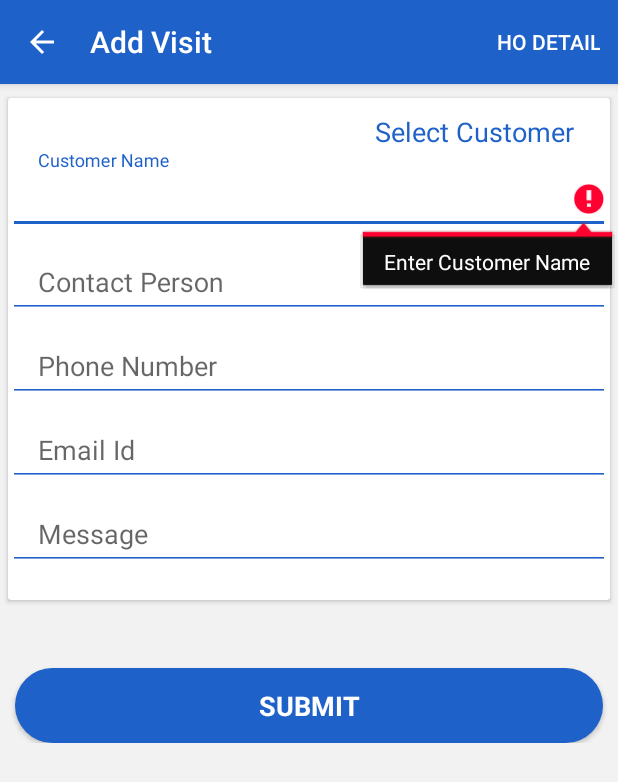
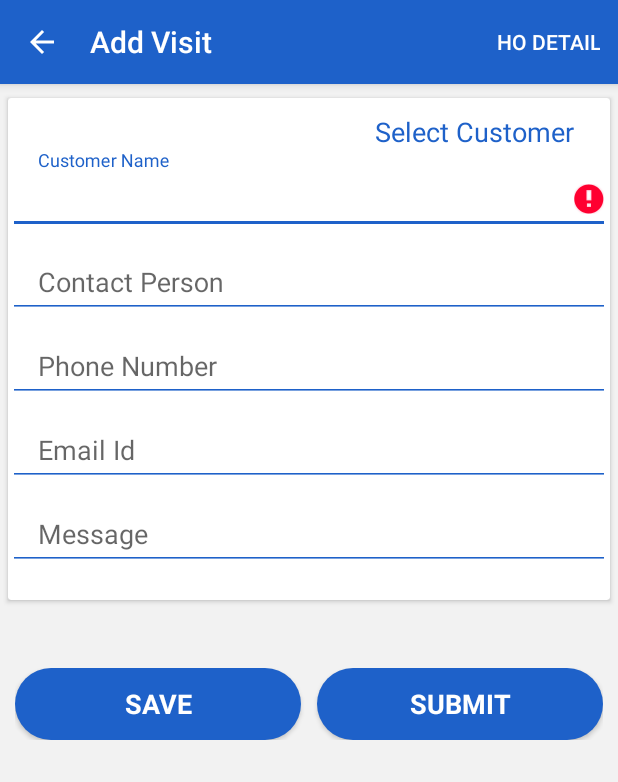
Before and after one commit to nikvay/NJCNPBusinessApplication, an Android app: the AddVisitsActivity screen opened directly, with no data from a screen before it, after a tap on "SUBMIT", on a phone screen of 412 x 824 dp. Shown: the top 782 px of the screen. Run offline under Robolectric (Android 15) with nearby library versions, the phone set to English and light mode, and no system bars; our stand-ins replace CircleImageView; network calls fail; 2 other taps on this screen came first.

Commit message:
NJ 1 commit 13-06-2019

```diff
--- a/app/src/main/java/com/nikvay/cnp_master/activity/AddVisitsActivity.java
+++ b/app/src/main/java/com/nikvay/cnp_master/activity/AddVisitsActivity.java
@@ -15,6 +15,7 @@ import android.support.v7.widget.RecyclerView;
 import android.support.v7.widget.Toolbar;
 import android.text.Editable;
 import android.text.TextWatcher;
+import android.util.Log;
 import android.view.Menu;
 import android.view.MenuItem;
 import android.view.View;
@@ -33,7 +34,10 @@ import com.nikvay.cnp_master.adapter.MutipleCustomerSelectionAdapter;
 import com.nikvay.cnp_master.adapter.MyCustomerAdapter;
 import com.nikvay.cnp_master.common.ServerConstants;
 import com.nikvay.cnp_master.common.VibrateOnClick;
+import com.nikvay.cnp_master.helper.DatabaseHelper;
 import com.nikvay.cnp_master.model.MyCustomerModel;
+import com.nikvay.cnp_master.model.VisitListAddModel;
+import com.nikvay.cnp_master.model.VisitListModel;
 import com.nikvay.cnp_master.utils.MyCustomerResponse;
 import com.nikvay.cnp_master.utils.SelectCustomerInterface;
 import com.nikvay.cnp_master.utils.StaticContent;
@@ -43,11 +47,13 @@ import com.nikvay.cnp_master.utils.UserData;
 import com.nikvay.cnp_master.volley_support.MyVolleyPostMethod;
 import com.nikvay.cnp_master.volley_support.VolleyCompleteListener;
 
+import org.json.JSONArray;
 import org.json.JSONException;
 import org.json.JSONObject;
 
 import java.util.ArrayList;
 import java.util.HashMap;
+import java.util.List;
 
 public class AddVisitsActivity extends AppCompatActivity implements VolleyCompleteListener, SelectCustomerInterface, SuccessDialogClosed {
     private AutoCompleteTextView textCustomerNameVisit,
@@ -64,19 +70,23 @@ public class AddVisitsActivity extends AppCompatActivity implements VolleyComple
     private TextView textSelectCustomerVisit;
     private MyCustomerResponse myCustomerResponse;
     private ArrayList<MyCustomerModel> arrayListC = new ArrayList<>();
-    private MutipleCustomerSelectionAdapter adapterC;
+    private MyCustomerAdapter adapterC;
     private Dialog selectCustomerDialog, hoDetailDialog;
-    private Button btnOkDialogSC, btnCancelDialogSC;
+    private Button btnOkDialogSC, btnCancelDialogSC, btnSave;
     private RecyclerView recyclerDialogSC;
     private String mCustomerName;
     private SuccessDialog successDialog;
-   // private Spinner spinnerTypeVisit;
+    // private Spinner spinnerTypeVisit;
+    private DatabaseHelper databaseHelper;
+    private JSONArray jsonArrayVisitList = new JSONArray();
+    ArrayList<VisitListAddModel> visitListModelArrayList=new ArrayList<>();
+
 
     @Override
     protected void onCreate(Bundle savedInstanceState) {
         super.onCreate(savedInstanceState);
         setContentView(R.layout.activity_add_visits);
-        Toolbar toolbar =  findViewById(R.id.toolbar);
+        Toolbar toolbar = findViewById(R.id.toolbar);
         setSupportActionBar(toolbar);
         getSupportActionBar().setDisplayHomeAsUpEnabled(true);
         localBrodcastInitialize();
@@ -101,6 +111,7 @@ public class AddVisitsActivity extends AppCompatActivity implements VolleyComple
     private void initialize() {
         VibrateOnClick.vibrator = (Vibrator) getSystemService(VIBRATOR_SERVICE);
         userData = new UserData(getApplicationContext());
+        databaseHelper = new DatabaseHelper(AddVisitsActivity.this);
         successDialog = new SuccessDialog(this, true);
         hoDetailDialog = new Dialog(this);
         myCustomerResponse = new MyCustomerResponse(getApplicationContext());
@@ -109,11 +120,11 @@ public class AddVisitsActivity extends AppCompatActivity implements VolleyComple
         selectCustomerDialog.setContentView(R.layout.dialog_select_customer);
         selectCustomerDialog.setCancelable(false);
 
-       // spinnerTypeVisit = findViewById(R.id.spinnerTypeVisit);
-        btnOkDialogSC =  selectCustomerDialog.findViewById(R.id.btnOkDialogSC);
+        // spinnerTypeVisit = findViewById(R.id.spinnerTypeVisit);
+        btnOkDialogSC = selectCustomerDialog.findViewById(R.id.btnOkDialogSC);
         btnCancelDialogSC = selectCustomerDialog.findViewById(R.id.btnCancelDialogSC);
-        editSearchC =  selectCustomerDialog.findViewById(R.id.editSearchC);
-        recyclerDialogSC =  selectCustomerDialog.findViewById(R.id.recyclerDialogSC);
+        editSearchC = selectCustomerDialog.findViewById(R.id.editSearchC);
+        recyclerDialogSC = selectCustomerDialog.findViewById(R.id.recyclerDialogSC);
         LinearLayoutManager manager = new LinearLayoutManager(getApplicationContext());
         recyclerDialogSC.setLayoutManager(manager);
 
@@ -122,16 +133,17 @@ public class AddVisitsActivity extends AppCompatActivity implements VolleyComple
         hoDetailDialog.setContentView(R.layout.dialog_hod_detail);
         hoDetailDialog.setCancelable(false);
         editHodDetail = hoDetailDialog.findViewById(R.id.editHodDetail);
-        btnDialogSubmit =hoDetailDialog.findViewById(R.id.btnDialogSubmit);
+        btnDialogSubmit = hoDetailDialog.findViewById(R.id.btnDialogSubmit);
         btnCancelVisit = hoDetailDialog.findViewById(R.id.btnCancelVisit);
         textCustomerNameVisit = findViewById(R.id.textCustomerNameVisit);
+        btnSave = findViewById(R.id.btnSave);
 
         textContactPersonVisits = findViewById(R.id.textContactPersonVisits);
-        textPhoneVisits =  findViewById(R.id.textPhoneVisits);
-        textEmailIdVisits =  findViewById(R.id.textEmailIdVisits);
-        textMessageVisit =findViewById(R.id.textMessageVisit);
-        btnSubmit =  findViewById(R.id.btnSubmit);
-        textSelectCustomerVisit =findViewById(R.id.textSelectCustomerVisit);
+        textPhoneVisits = findViewById(R.id.textPhoneVisits);
+        textEmailIdVisits = findViewById(R.id.textEmailIdVisits);
+        textMessageVisit = findViewById(R.id.textMessageVisit);
+        btnSubmit = findViewById(R.id.btnSubmit);
+        textSelectCustomerVisit = findViewById(R.id.textSelectCustomerVisit);
         events();
     }
 
@@ -183,8 +195,17 @@ public class AddVisitsActivity extends AppCompatActivity implements VolleyComple
             @Override
             public void onClick(View v) {
                 VibrateOnClick.vibrate();
-                if (isValid()) {
+
+                visitListModelArrayList = databaseHelper.getAllContacts();
+                databaseHelper.deleteVisit();
+
+                customerName();
+                if(visitListModelArrayList.size()!=0) {
                     callVisitWS();
+                }
+                else
+                {
+                    Toast.makeText(AddVisitsActivity.this,"Please Save Customer Then Submit",Toast.LENGTH_LONG).show();
                 }
             }
         });
@@ -214,7 +235,34 @@ public class AddVisitsActivity extends AppCompatActivity implements VolleyComple
                 selectCustomerDialog.dismiss();
             }
         });
+
+        btnSave.setOnClickListener(new View.OnClickListener() {
+            @Override
+            public void onClick(View v) {
+                VibrateOnClick.vibrate();
+                if (isValid()) {
+                    String name = textCustomerNameVisit.getText().toString();
+                    String contact_person = textContactPersonVisits.getText().toString();
+                    String phone = textPhoneVisits.getText().toString();
+                    String email = textEmailIdVisits.getText().toString();
+                    String message = textMessageVisit.getText().toString();
+                    int insert;
+                    insert = databaseHelper.addVisit(new VisitListAddModel(name, contact_person, phone, email, message));
+                    if (insert == 1) {
+                        textCustomerNameVisit.setText("");
+                        textContactPersonVisits.setText("");
+                        textPhoneVisits.setText("");
+                        textEmailIdVisits.setText("");
+                        textMessageVisit.setText("");
+                        Toast.makeText(AddVisitsActivity.this, "Save Data Successfully", Toast.LENGTH_SHORT).show();
+                    } else {
+                        Toast.makeText(AddVisitsActivity.this, "No Data Save", Toast.LENGTH_SHORT).show();
+                    }
+                }
+            }
+        });
     }
+
 
     private void callHODetailWS(String msg) {
         HashMap<String, String> map = new HashMap<>();
@@ -236,12 +284,12 @@ public class AddVisitsActivity extends AppCompatActivity implements VolleyComple
         HashMap<String, String> map = new HashMap<>();
         map.put(ServerConstants.URL, ServerConstants.serverUrl.ADD_VISITS);
         map.put("sales_person_id", userData.getUserData(StaticContent.UserData.USER_ID));
-        map.put("cust_name", textCustomerNameVisit.getText().toString());
-        map.put("contact_person", textContactPersonVisits.getText().toString());
-        map.put("tel", textPhoneVisits.getText().toString());
-        map.put("email", textEmailIdVisits.getText().toString());
-        map.put("msg", textMessageVisit.getText().toString());
-      //  map.put("type ", spinnerTypeVisit.getSelectedItemPosition() == 1 ? "1" : "2");
+        map.put("cust_name",  String.valueOf(customerName()));
+        map.put("contact_person",String.valueOf(contact_person()));
+        map.put("tel",String.valueOf(mobile_number()));
+        map.put("email", String.valueOf(email()));
+        map.put("msg", String.valueOf(message()));
+        //  map.put("type ", spinnerTypeVisit.getSelectedItemPosition() == 1 ? "1" : "2");
         new MyVolleyPostMethod(this, map, ServerConstants.ServiceCode.ADD_VISITS, true);
     }
 
@@ -320,7 +368,7 @@ public class AddVisitsActivity extends AppCompatActivity implements VolleyComple
                 arrayListC.clear();
                 arrayListC = myCustomerResponse.getCustomerResponse(response);
                 if (arrayListC != null) {
-                    adapterC = new MutipleCustomerSelectionAdapter(getApplicationContext(), arrayListC, true, this, true);
+                    adapterC = new MyCustomerAdapter(getApplicationContext(), arrayListC, true, this, true);
                     selectCustomerDialog.show();
                     Window window = selectCustomerDialog.getWindow();
                     window.setLayout(LinearLayout.LayoutParams.MATCH_PARENT, LinearLayout.LayoutParams.WRAP_CONTENT);
@@ -387,6 +435,8 @@ public class AddVisitsActivity extends AppCompatActivity implements VolleyComple
 
     @Override
     public void getCustomerDetail(MyCustomerModel customerModel) {
+
+
         textContactPersonVisits.setText(customerModel.getBilling_contact_person());
         textCustomerNameVisit.setText(customerModel.getCompany_name());
         textEmailIdVisits.setText(customerModel.getEmail_id());
@@ -399,4 +449,67 @@ public class AddVisitsActivity extends AppCompatActivity implements VolleyComple
     public void dialogClosed(boolean mClosed) {
         finish();
     }
+
+
+    private JSONArray customerName() {
+        List<String> custName = new ArrayList<>();
+        for (int i = 0; i < visitListModelArrayList.size(); i++) {
+            custName.add(visitListModelArrayList.get(i).getName());
+        }
+        JSONArray ppJsonArray = new JSONArray(custName);
+       // Toast.makeText(this, ppJsonArray.toString(), Toast.LENGTH_SHORT).show();
+        Log.d("NAME",ppJsonArray.toString());
+        return ppJsonArray;
+    }
+
+
+    private JSONArray contact_person() {
+        List<String> contact_person = new ArrayList<>();
+        for (int i = 0; i < visitListModelArrayList.size(); i++) {
+            contact_person.add(visitListModelArrayList.get(i).getContact_person());
+        }
+        JSONArray ppJsonArray = new JSONArray(contact_person);
+       // Toast.makeText(this, ppJsonArray.toString(), Toast.LENGTH_SHORT).show();
+        Log.d("CONTACT PERSON",ppJsonArray.toString());
+        return ppJsonArray;
+    }
+
+    private JSONArray mobile_number() {
+        List<String> contact_person = new ArrayList<>();
+        for (int i = 0; i < visitListModelArrayList.size(); i++) {
+            contact_person.add(visitListModelArrayList.get(i).getMobile_number());
+        }
+        JSONArray ppJsonArray = new JSONArray(contact_person);
+       // Toast.makeText(this, ppJsonArray.toString(), Toast.LENGTH_SHORT).show();
+        Log.d("MOBILE",ppJsonArray.toString());
+        return ppJsonArray;
+    }
+
+    private JSONArray email() {
+        List<String> email = new ArrayList<>();
+        for (int i = 0; i < visitListModelArrayList.size(); i++) {
+            email.add(visitListModelArrayList.get(i).getEmail());
+        }
+        JSONArray ppJsonArray = new JSONArray(email);
+       // Toast.makeText(this, ppJsonArray.toString(), Toast.LENGTH_SHORT).show();
+        Log.d("Email",ppJsonArray.toString());
+        return ppJsonArray;
+    }
+
+    private JSONArray message() {
+        List<String> message = new ArrayList<>();
+        for (int i = 0; i < visitListModelArrayList.size(); i++) {
+            message.add(visitListModelArrayList.get(i).getMessage());
+        }
+        JSONArray ppJsonArray = new JSONArray(message);
+       // Toast.makeText(this, ppJsonArray.toString(), Toast.LENGTH_SHORT).show();
+        Log.d("Message",ppJsonArray.toString());
+        return ppJsonArray;
+    }
+
+    @Override
+    public void onBackPressed() {
+        databaseHelper.deleteVisit();
+        super.onBackPressed();
+    }
 }
--- a/app/src/main/java/com/nikvay/cnp_master/adapter/MyCustomerAdapter.java
+++ b/app/src/main/java/com/nikvay/cnp_master/adapter/MyCustomerAdapter.java
@@ -328,6 +328,7 @@ public class MyCustomerAdapter extends RecyclerView.Adapter<RecyclerView.ViewHol
         });
         if (isDialog) {
             hold.ll_sales.setVisibility(View.GONE);
+            hold.ll_UptoSales.setVisibility(View.GONE);
             hold.cardMyCustomerAdapter.setOnClickListener(new View.OnClickListener() {
                 @Override
                 public void onClick(View v) {
@@ -394,7 +395,7 @@ public class MyCustomerAdapter extends RecyclerView.Adapter<RecyclerView.ViewHol
                 textBudget,
                 textEditMCA;
         private CardView cardMyCustomerAdapter;
-        private LinearLayout ll_sales;
+        private LinearLayout ll_sales,ll_UptoSales;
         private ImageView textSale, ivEditMCA, textUptoSale;
 
         public Data(View itemView) {
@@ -415,6 +416,7 @@ public class MyCustomerAdapter extends RecyclerView.Adapter<RecyclerView.ViewHol
             ll_sales = itemView.findViewById(R.id.ll_sales);
             ll_sales = itemView.findViewById(R.id.ll_sales);
             textUptoSale = itemView.findViewById(R.id.textUptoSale);
+            ll_UptoSales = itemView.findViewById(R.id.ll_UptoSales);
 
         }
     }
--- /dev/null
+++ b/app/src/main/java/com/nikvay/cnp_master/helper/DatabaseHelper.java
@@ -0,0 +1,109 @@
+package com.nikvay.cnp_master.helper;
+
+import android.content.ContentValues;
+import android.content.Context;
+import android.database.Cursor;
+import android.database.sqlite.SQLiteDatabase;
+import android.database.sqlite.SQLiteOpenHelper;
+
+import com.nikvay.cnp_master.model.VisitListAddModel;
+
+import java.util.ArrayList;
+
+public class DatabaseHelper extends SQLiteOpenHelper {
+
+    public static final String DATABASE_NAME = "SalesPersonVisitList.db";
+    public static final String TABLE_NAME = "SalesPersonVisitListTable";
+    public static final String COL_1 = "NAME";
+    public static final String COL_2 = "CONTACT_PERSON";
+    public static final String COL_3 = "PHONE_NUMBER";
+    public static final String COL_4 = "EMAIL_ID";
+    public static final String COL_5 = "MESSAGE";
+
+
+    public DatabaseHelper(Context context) {
+        super(context, DATABASE_NAME, null, 1);
+        SQLiteDatabase database = this.getWritableDatabase();
+    }
+
+    @Override
+    public void onCreate(SQLiteDatabase sqLiteDatabase) {
+
+        String CREATE_VISIT_TABLE = "CREATE TABLE " + TABLE_NAME + "(" +
+                COL_1 + " TEXT," +
+                COL_2 + " TEXT," +
+                COL_3 + " TEXT," +
+                COL_4 + " TEXT," +
+                COL_5 + " TEXT" + ")";
+        sqLiteDatabase.execSQL(CREATE_VISIT_TABLE);
+    }
+
+    @Override
+    public void onUpgrade(SQLiteDatabase sqLiteDatabase, int i, int i1) {
+
+        sqLiteDatabase.execSQL("DROP TABLE IF EXISTS " + TABLE_NAME);
+
+        // Create tables again
+        onCreate(sqLiteDatabase);
+
+    }
+
+
+    public int addVisit(VisitListAddModel visitListModel) {
+
+        long insert;
+        SQLiteDatabase db = this.getWritableDatabase();
+
+        ContentValues values = new ContentValues();
+        values.put(COL_1, visitListModel.getName());
+        values.put(COL_2, visitListModel.getContact_person());
+        values.put(COL_3, visitListModel.getMobile_number());
+        values.put(COL_4, visitListModel.getEmail());
+        values.put(COL_5, visitListModel.getMessage());
+
+
+        insert = db.insert(TABLE_NAME, null, values);
+
+        if (insert == -1) {
+            db.close();
+            return 0;
+        }
+        db.close();
+        return 1;
+
+
+    }
+
+
+    public ArrayList<VisitListAddModel> getAllContacts() {
+        ArrayList<VisitListAddModel> visitListModelArrayList = new ArrayList<>();
+
+        String selectQuery = "SELECT  * FROM " + TABLE_NAME;
+
+        SQLiteDatabase db = this.getWritableDatabase();
+        Cursor cursor = db.rawQuery(selectQuery, null);
+
+
+        if (cursor.moveToFirst()) {
+            do {
+                VisitListAddModel visitListModel = new VisitListAddModel();
+                visitListModel.setName(cursor.getString(0));
+                visitListModel.setContact_person(cursor.getString(1));
+                visitListModel.setMobile_number(cursor.getString(2));
+                visitListModel.setEmail(cursor.getString(3));
+                visitListModel.setMessage(cursor.getString(4));
+
+
+                visitListModelArrayList.add(visitListModel);
+            } while (cursor.moveToNext());
+        }
+
+        return visitListModelArrayList;
+    }
+
+    public void deleteVisit() {
+        SQLiteDatabase db = this.getWritableDatabase();
+        db.delete(TABLE_NAME, null,null);
+        db.close();
+    }
+}
--- a/app/src/main/res/layout/activity_add_visits.xml
+++ b/app/src/main/res/layout/activity_add_visits.xml
@@ -172,45 +172,36 @@
             </android.support.v7.widget.CardView>
 
 
-
-            <android.support.v7.widget.CardView
+            <LinearLayout
                 android:layout_width="match_parent"
                 android:layout_height="wrap_content"
-                android:layout_margin="5dp"
-                android:visibility="gone"
-                android:id="@+id/multiple"
-                app:cardBackgroundColor="@color/cardview_light_background"
-                app:cardCornerRadius="@dimen/cardview_default_radius">
-
-                <LinearLayout xmlns:android="http://schemas.android.com/apk/res/android"
-                    android:layout_width="match_parent"
-                    android:layout_height="match_parent"
-                    android:layout_marginTop="10dp"
-                    android:layout_marginBottom="20dp"
-                    android:orientation="vertical">
+                android:layout_marginLeft="10dp"
+                android:layout_marginTop="40dp"
+                android:layout_marginRight="10dp"
+                android:layout_weight="2"
+                android:orientation="horizontal">
 
 
-                    <android.support.v7.widget.RecyclerView
-                        android:layout_width="match_parent"
+                <Button
+                    android:id="@+id/btnSave"
+                    style="@style/OrangeButton"
+                    android:layout_width="wrap_content"
                     android:layout_height="wrap_content"
-                        android:id="@+id/recyclerViewMutipleVisit"/>
+                    android:layout_marginEnd="5dp"
+                    android:layout_weight="1"
+                    android:text="Save" />
 
 
-
-
-                </LinearLayout>
-            </android.support.v7.widget.CardView>
                 <Button
                     android:id="@+id/btnSubmit"
                     style="@style/OrangeButton"
-                android:layout_width="match_parent"
-                android:layout_height="50dp"
-                android:layout_marginLeft="10dp"
-                android:layout_marginTop="40dp"
-                android:layout_marginRight="10dp"
+                    android:layout_width="wrap_content"
+                    android:layout_marginStart="5dp"
+                    android:layout_height="wrap_content"
+                    android:layout_weight="1"
                     android:text="Submit" />
 
-
+            </LinearLayout>
 
 
         </LinearLayout>
```
Also changed, not shown: app/src/main/java/com/nikvay/cnp_master/model/VisitListAddModel.java (added, +60 -0 lines). Lines whose indentation alone changed are shown as unchanged.
